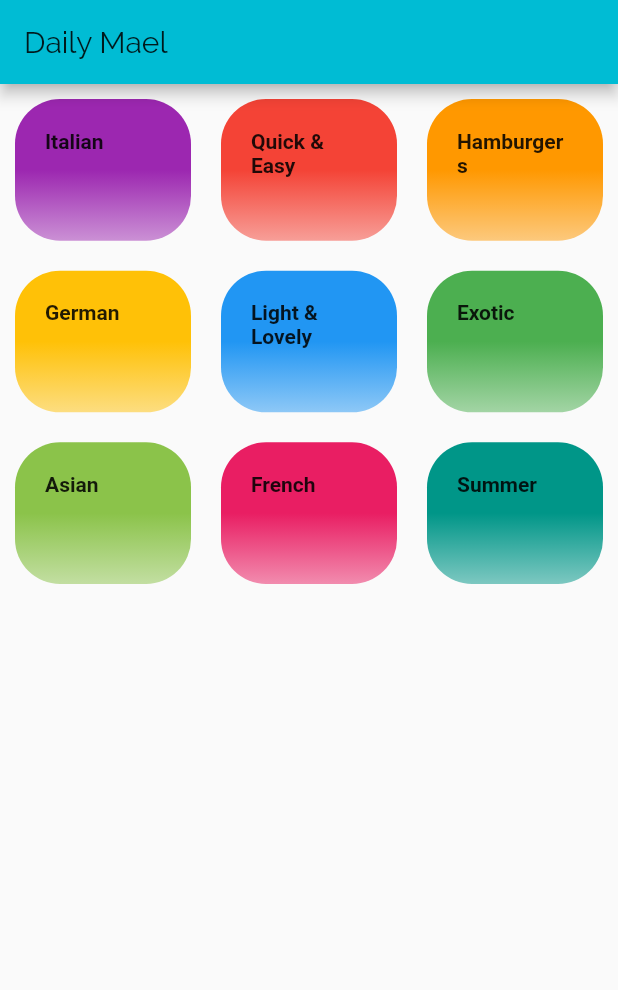
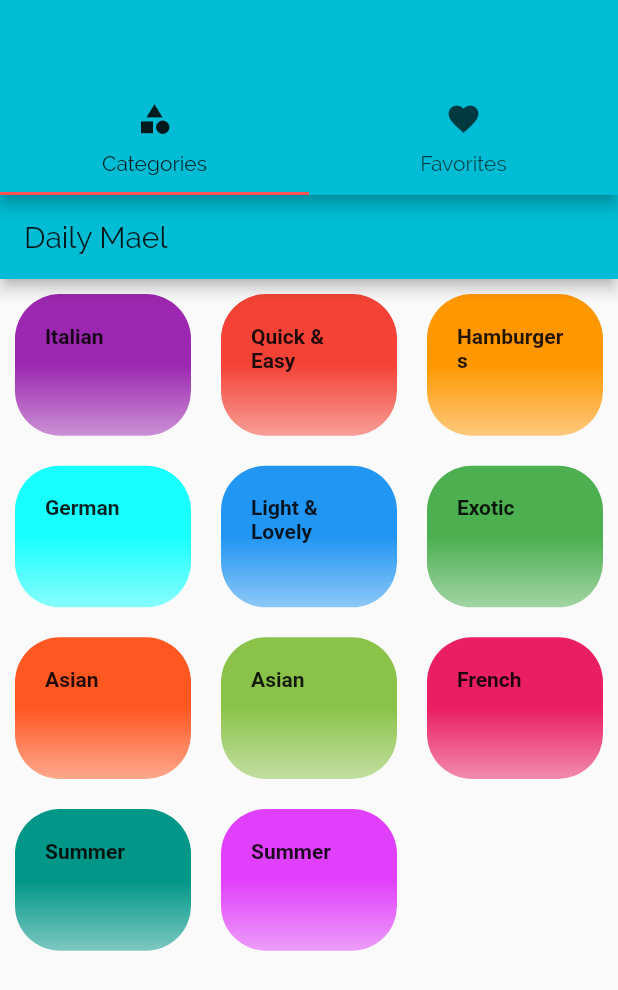
Before and after one commit to Amaniazia12/Daily-Mael-App, a Flutter app: the screen it shows after launch, on a phone screen of 412 x 824 dp. Shown: the top 990 px of the screen. Run offline on Flutter 3.47's test engine with Material 2 defaults, Android fonts, the phone set to English and light mode, and no system bars.

Commit message:
add meal details and tabs screen

```diff
--- a/lib/main.dart
+++ b/lib/main.dart
@@ -1,6 +1,7 @@
+//ctrl+shift+R for wrap
+import 'package:daily_mael/screens/taps_screen.dart';
 import 'package:flutter/material.dart';
 
-import 'screens/Categories_screen.dart';
 import './screens/mealDetails_screen.dart';
 import 'screens/meals_screen.dart';
 void main() {
@@ -21,6 +22,7 @@ class MyApp extends StatelessWidget {
            TextStyle(
             fontSize: 16,
             fontWeight: FontWeight.bold,
+            color:Colors.black
               ),
            ),
         ),
@@ -46,7 +48,7 @@ class MyApp extends StatelessWidget {
       //,home: CategoryScreen(),
      initialRoute: '/',
       routes: {
-        '/':(ctx)=> CategoryScreen(),
+        '/':(ctx)=> Taps_screen(),
         MealScreen.routeName:(ctx)=> MealScreen(),
         MealDetailsScreen.rouatName:(ctx)=>MealDetailsScreen(),
       },
--- a/lib/dummy_data.dart
+++ b/lib/models/dummy_data.dart
@@ -1,7 +1,7 @@
 import 'package:flutter/material.dart';
 
-import './models/Category.dart';
-import './models/meal.dart';
+import 'Category.dart';
+import 'meal.dart';
 const DUMMY_CATEGORIES = const [
   Category(
     id: 'c1',
@@ -21,7 +21,7 @@ const DUMMY_CATEGORIES = const [
   Category(
     id: 'c4',
     title: 'German',
-    color: Colors.amber,
+    color: Colors.cyanAccent,
   ),
   Category(
     id: 'c5',
@@ -32,6 +32,11 @@ const DUMMY_CATEGORIES = const [
     id: 'c6',
     title: 'Exotic',
     color: Colors.green,
+  ),
+  Category(
+    id: 'c7',
+    title: 'Asian',
+    color: Colors.deepOrange,
   ),
   Category(
     id: 'c8',
@@ -47,6 +52,11 @@ const DUMMY_CATEGORIES = const [
     id: 'c10',
     title: 'Summer',
     color: Colors.teal,
+  ),
+  Category(
+    id: 'c11',
+    title: 'Summer',
+    color: Colors.purpleAccent,
   ),
 ];
 
--- a/lib/models/meal.dart
+++ b/lib/models/meal.dart
@@ -1,3 +1,4 @@
+import 'package:flutter/cupertino.dart';
 import 'package:flutter/foundation.dart';
 
 enum Complexity {
@@ -15,6 +16,7 @@ enum Affordability {
 class Meal {
   final String id;
   final List<String> categories;
+  final Color color;
   final String title;
   final String imageUrl;
   final List<String> ingredients;
@@ -29,6 +31,7 @@ class Meal {
 
   const Meal({
     @required this.id,
+    this.color,
     @required this.categories,
     @required this.title,
     @required this.imageUrl,
--- /dev/null
+++ b/lib/screens/taps_screen.dart
@@ -0,0 +1,44 @@
+//import 'package:daily_mael/models/Category.dart';
+import './favorites_Screen.dart';
+import './Categories_screen.dart';
+import 'package:daily_mael/screens/Categories_screen.dart';
+import 'package:flutter/material.dart';
+class Taps_screen extends StatefulWidget {
+  @override
+  _Taps_screenState createState() => _Taps_screenState();
+}
+
+class _Taps_screenState extends State<Taps_screen> {
+  @override
+  Widget build(BuildContext context) {
+    return DefaultTabController(
+      length: 2,
+      child: Scaffold(
+         appBar: AppBar(
+           bottom: TabBar(
+             tabs: <Widget> [
+               Tab(
+               icon : Icon(
+                 Icons.category,
+               ),
+               text:'Categories',
+               ),
+               Tab(
+                 icon:
+                  Icon(
+                    Icons.favorite
+                    ),
+                  text: 'Favorites',
+                 ),
+             ]
+           ),
+         ),
+         body: TabBarView(
+           children: <Widget> [
+             CategoryScreen(),
+             FavoritesScreen(),
+           ]),
+      ),
+    );
+  }
+}
```
Also changed, not shown: lib/screens/Categories_screen.dart (+2 -7 lines), lib/screens/favorites_Screen.dart (added, +9 -0 lines), lib/screens/mealDetails_screen.dart (+92 -6 lines), lib/screens/meals_screen.dart (+14 -13 lines), lib/widgets/Category_item.dart (+9 -7 lines), lib/widgets/meal_item.dart (+6 -1 lines).
